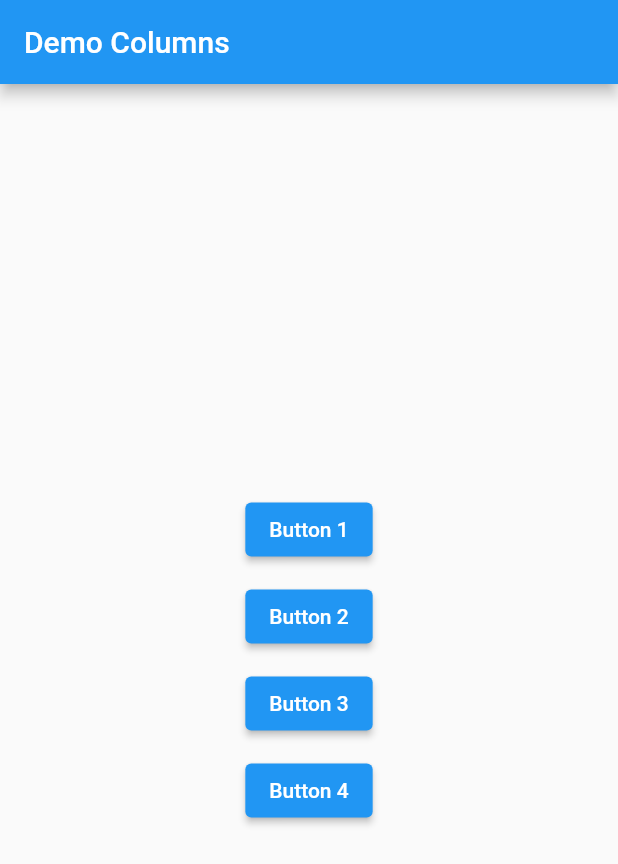
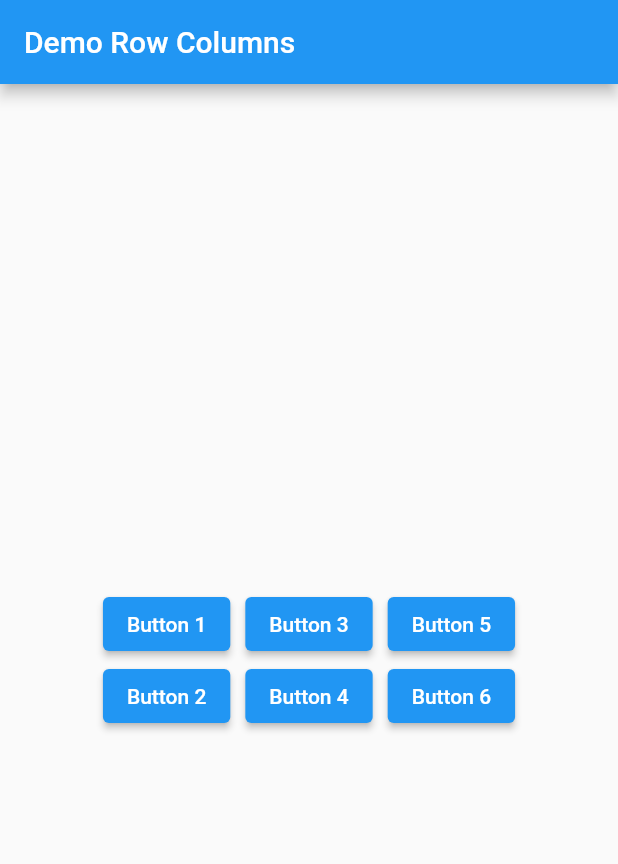
Before and after one commit to hanura13/FlutterProject, a Flutter app: the screen it shows after launch, on a phone screen of 412 x 824 dp. Shown: the top 864 px of the screen. Run offline on Flutter 3.47's test engine with Material 2 defaults, Android fonts, the phone set to English and light mode, and no system bars; project files that could hold a hidden picture were left out.

Commit message:
Create Row Column Layout

```diff
--- a/lib/main.dart
+++ b/lib/main.dart
@@ -27,32 +27,34 @@ class Home extends StatelessWidget {
   Widget build(BuildContext context) {
     return Scaffold(
       appBar: AppBar(
-        title: const Text('Demo Columns'),
+        title: const Text('Demo Row Columns'),
       ),
       body: Center(
-        child: Column(
+        child: Row(
           mainAxisAlignment: MainAxisAlignment.center,
           children: <Widget>[
+            Column(
+              mainAxisAlignment: MainAxisAlignment.center,
+              children: [
                 ElevatedButton(
                   onPressed: () {},
                   child: const Text('Button 1'),
-            ),
-            Container(
-              height: 10.0,
                 ),
                 ElevatedButton(
                   onPressed: () {},
                   child: const Text('Button 2'),
                 ),
+              ],
+            ),
             Container(
-              height: 10.0,
+              width: 10,
             ),
+            Column(
+              mainAxisAlignment: MainAxisAlignment.center,
+              children: [
                 ElevatedButton(
                   onPressed: () {},
                   child: const Text('Button 3'),
-            ),
-            Container(
-              height: 10.0,
                 ),
                 ElevatedButton(
                   onPressed: () {},
@@ -60,6 +62,24 @@ class Home extends StatelessWidget {
                 ),
               ],
             ),
+            Container(
+              width: 10,
+            ),
+            Column(
+              mainAxisAlignment: MainAxisAlignment.center,
+              children: [
+                ElevatedButton(
+                  onPressed: () {},
+                  child: const Text('Button 5'),
+                ),
+                ElevatedButton(
+                  onPressed: () {},
+                  child: const Text('Button 6'),
+                ),
+              ],
+            ),
+          ],
+        ),
       ),
     );
   }
```
Lines whose indentation alone changed are shown as unchanged.
